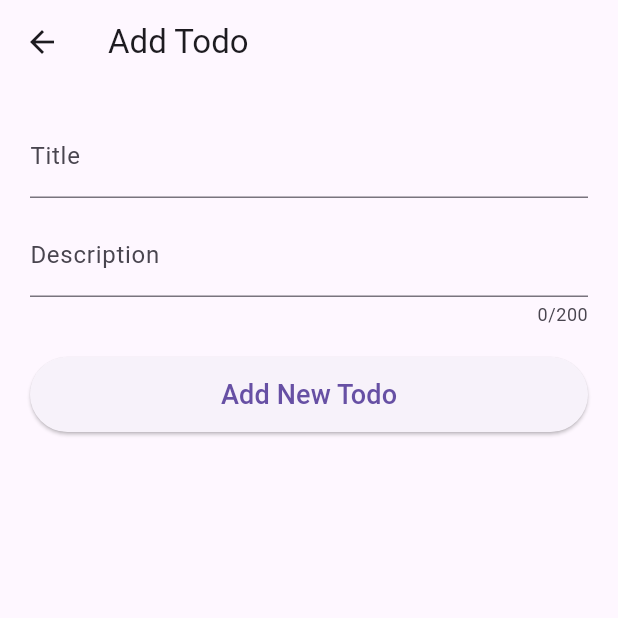
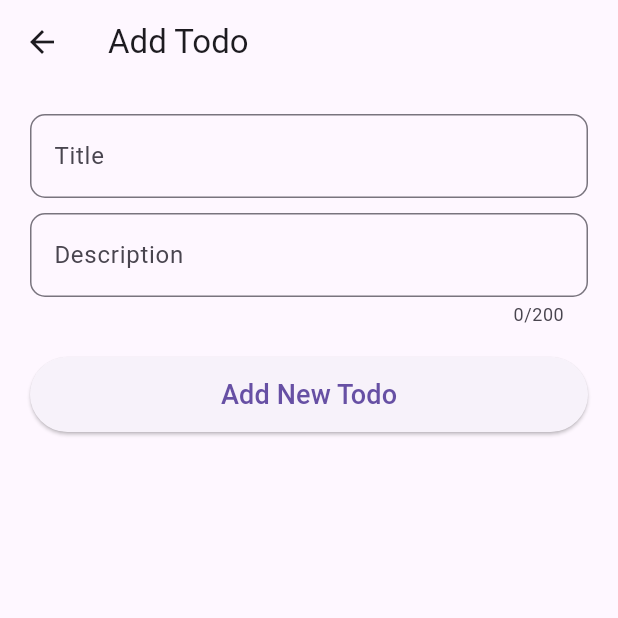
Before and after one commit to avikgh/todo_app_flutter, a Flutter app: the screen it shows after launch, after a tap on "Add", on a phone screen of 412 x 824 dp, the top half of it. Run offline on Flutter 3.47's test engine with Material 3 defaults, Android fonts, the phone set to English and light mode, and no system bars.

Commit message:
Additional Design

```diff
--- a/lib/app.dart
+++ b/lib/app.dart
@@ -10,6 +10,26 @@ class TodoApp extends StatelessWidget {
       title: 'ToDo',
       debugShowCheckedModeBanner: false,
       home: TodoListScreen(),
+      theme: _lightTheme(),
+    );
+  }
+
+  ThemeData _lightTheme() {
+    return ThemeData(
+      inputDecorationTheme: InputDecorationTheme(
+        border: OutlineInputBorder(
+          borderRadius: BorderRadius.circular(10),
+          borderSide: BorderSide(color: Colors.green.shade200)
+        ),
+        disabledBorder: OutlineInputBorder(
+            borderRadius: BorderRadius.circular(10),
+            borderSide: BorderSide(color: Colors.green.shade200)
+        ),
+        focusedBorder: OutlineInputBorder(
+            borderRadius: BorderRadius.circular(10),
+            borderSide: BorderSide(color: Colors.green.shade200)
+        ),
+      )
     );
   }
 }
--- a/lib/ui/screens/todo_list_screen.dart
+++ b/lib/ui/screens/todo_list_screen.dart
@@ -4,7 +4,6 @@ import 'package:todo_app/ui/screens/add_new_todo_screen.dart';
 import 'package:todo_app/ui/screens/tabs/all_todo_list_tab.dart';
 import 'package:todo_app/ui/screens/tabs/done_todo_list_tab.dart';
 import 'package:todo_app/ui/screens/tabs/undone_todo_list_tab.dart';
-import 'package:todo_app/ui/widgets/todo_item.dart';
 
 class TodoListScreen extends StatefulWidget {
   const TodoListScreen({super.key});
```
